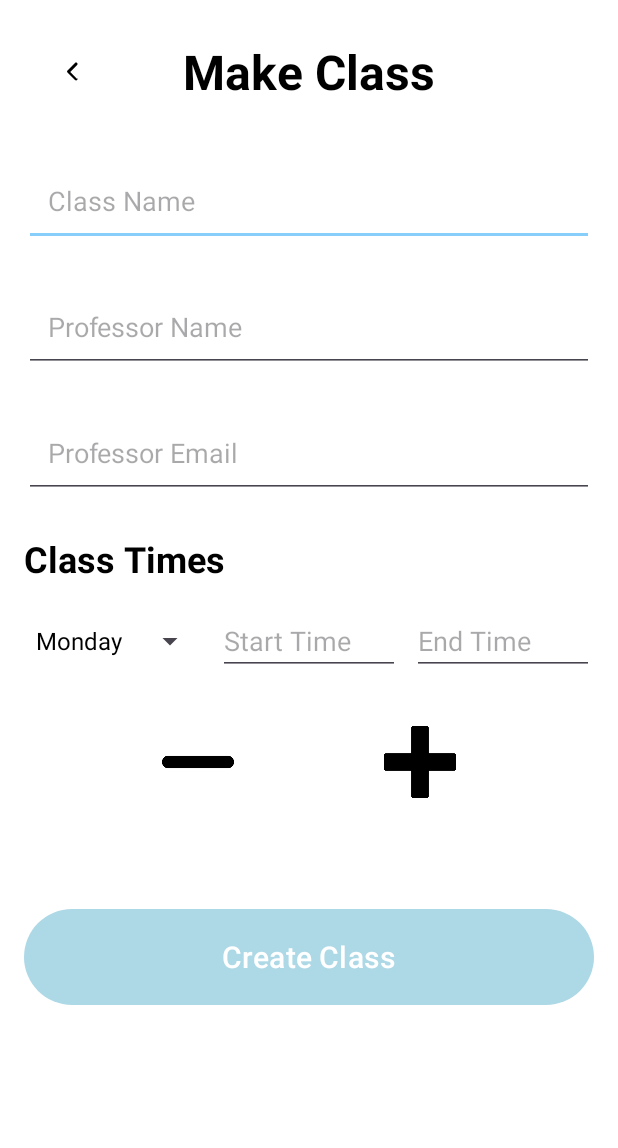
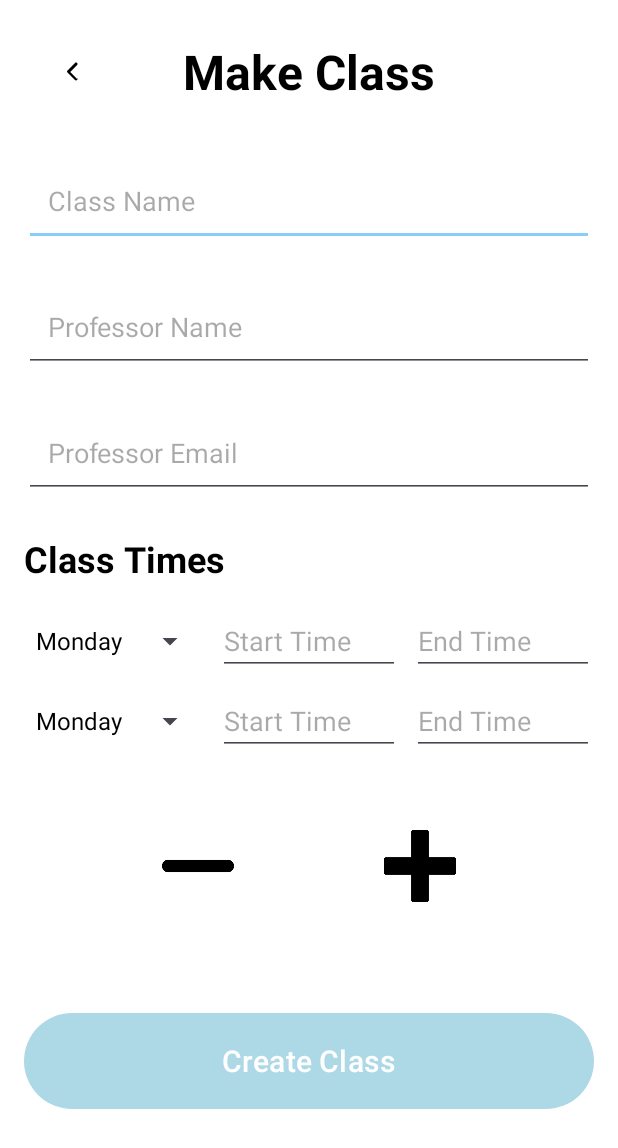
Before and after one commit to sdkier/LectureSphere, an Android app: the MakeClassActivity screen opened directly, with no data from a screen before it, on a phone screen of 412 x 824 dp. Shown: the top 1148 px of the screen. Run offline under Robolectric (Android 15) with nearby library versions, the phone set to English and light mode, and no system bars; our stand-ins replace Firebase (no records; nobody signed in at launch, a user with empty details on screens opened directly).

Commit message:
small changes to MakeClass to add more days and times

```diff
--- a/app/src/main/java/com/example/lecturesphere/ClassesActivity.kt
+++ b/app/src/main/java/com/example/lecturesphere/ClassesActivity.kt
@@ -22,6 +22,7 @@ class ClassesActivity : AppCompatActivity() {
         sharedPreferences = getSharedPreferences("classes_prefs", MODE_PRIVATE)
         classContainer = findViewById(R.id.class_container)
 
+        // Home Nav bar
         val btnHome = findViewById<ImageButton>(R.id.btn_home)
         btnHome.setOnClickListener {
             val intent = Intent(this, HomePageActivity::class.java)
@@ -29,13 +30,21 @@ class ClassesActivity : AppCompatActivity() {
             finish()
         }
 
+        // Class list nav bar
+        val classButton: ImageButton = findViewById(R.id.btn_classes)
+        classButton.setOnClickListener {
+            val intent = Intent(this, ClassesActivity::class.java)
+            startActivity(intent)
+        }
+
+        // Settings nav bar
         val settingsButton = findViewById<ImageButton>(R.id.btn_settings)
         settingsButton.setOnClickListener {
             val intent = Intent(this, SettingsActivity::class.java)
             startActivity(intent)
         }
 
-        // Load existing classes from SharedPreferences
+        // Load existing classes from firebase
         loadClasses()
 
         // Check if a new class was added
--- a/app/src/main/java/com/example/lecturesphere/MakeClassActivity.kt
+++ b/app/src/main/java/com/example/lecturesphere/MakeClassActivity.kt
@@ -3,6 +3,7 @@ package com.example.lecturesphere
 import android.content.Intent
 import android.os.Bundle
 import android.util.Log
+import android.view.LayoutInflater
 import android.widget.*
 import androidx.appcompat.app.AppCompatActivity
 import com.google.firebase.Firebase
@@ -10,6 +11,9 @@ import com.google.firebase.firestore.FieldValue
 import com.google.firebase.firestore.firestore
 
 class MakeClassActivity : AppCompatActivity() {
+    private lateinit var dynamicTimeContainer: LinearLayout
+    private lateinit var btnAddTime: ImageButton
+    private lateinit var btnRemoveTime: ImageButton
 
     override fun onCreate(savedInstanceState: Bundle?) {
         super.onCreate(savedInstanceState)
@@ -22,7 +26,28 @@ class MakeClassActivity : AppCompatActivity() {
 
         val btnCreateClass = findViewById<Button>(R.id.btn_create_class)
         val inputClassName = findViewById<EditText>(R.id.input_class_name)
+        dynamicTimeContainer = findViewById(R.id.dynamic_time_container)
+        btnAddTime = findViewById(R.id.btn_add_time)
+        btnRemoveTime = findViewById(R.id.btn_remove_time)
 
+        // Add initial time row
+        addTimeRow()
+
+        // adds more rows
+        btnAddTime.setOnClickListener {
+            addTimeRow()
+        }
+
+        // removes a rows
+        btnRemoveTime.setOnClickListener {
+            if (dynamicTimeContainer.childCount > 1) {
+                dynamicTimeContainer.removeViewAt(dynamicTimeContainer.childCount - 1)
+            } else {
+                Toast.makeText(this, "At least one time is required.", Toast.LENGTH_SHORT).show()
+            }
+        }
+
+        // Create the new class
         btnCreateClass.setOnClickListener {
             val className = inputClassName.text.toString().trim()
             if (className.isEmpty()) {
@@ -51,7 +76,12 @@ class MakeClassActivity : AppCompatActivity() {
             val intent = Intent(this, ClassesActivity::class.java)
             intent.putExtra("NEW_CLASS_NAME", className)
             startActivity(intent)
-            finish()
         }
     }
+
+    private fun addTimeRow() {
+        val inflater = LayoutInflater.from(this)
+        val timeRow = inflater.inflate(R.layout.time_row, dynamicTimeContainer, false)
+        dynamicTimeContainer.addView(timeRow)
+    }
 }
--- a/app/src/main/java/com/example/lecturesphere/SettingsActivity.kt
+++ b/app/src/main/java/com/example/lecturesphere/SettingsActivity.kt
@@ -13,16 +13,16 @@ import com.google.firebase.firestore.firestore
 
 class SettingsActivity : AppCompatActivity() {
 
-    private lateinit var sharedPreferences: SharedPreferences
+    //private lateinit var sharedPreferences: SharedPreferences
     private lateinit var spinnerClasses: Spinner
     private lateinit var adapter: ArrayAdapter<String>
 
     override fun onCreate(savedInstanceState: Bundle?) {
         super.onCreate(savedInstanceState)
         setContentView(R.layout.activity_settings)
+        //sharedPreferences = getSharedPreferences("classes_prefs", MODE_PRIVATE)
 
-        sharedPreferences = getSharedPreferences("classes_prefs", MODE_PRIVATE)
-
+        // Home button nav bar
         val btnHome = findViewById<ImageButton>(R.id.btn_home)
         btnHome.setOnClickListener {
             val intent = Intent(this, HomePageActivity::class.java)
@@ -30,18 +30,23 @@ class SettingsActivity : AppCompatActivity() {
             finish()
         }
 
+        // Class list nav bar
         val classButton: ImageButton = findViewById(R.id.btn_classes)
         classButton.setOnClickListener {
             val intent = Intent(this, ClassesActivity::class.java)
             startActivity(intent)
         }
 
+        // Chat room in nav bar
         val btnChat = findViewById<ImageButton>(R.id.btn_chat)
         btnChat.setOnClickListener {
             val intent = Intent(this, LectureChatroomActivity::class.java)
             startActivity(intent)
         }
 
+        // Below Nav Bar:
+
+        // Dark mode switch
         val switchDarkMode = findViewById<Switch>(R.id.switch_dark_mode)
         switchDarkMode.setOnCheckedChangeListener { _, isChecked ->
             if (isChecked) {
@@ -52,10 +57,10 @@ class SettingsActivity : AppCompatActivity() {
         }
 
         spinnerClasses = findViewById(R.id.spinner_classes)
-
-        // Load classes from SharedPreferences into the spinner
+        // Load classes from firebase into the spinner
         loadClassesIntoSpinner()
 
+        // Leave class from firebase
         val btnLeaveClass = findViewById<Button>(R.id.btn_leave_class)
         btnLeaveClass.setOnClickListener {
             val selectedClass = spinnerClasses.selectedItem?.toString()
@@ -67,12 +72,14 @@ class SettingsActivity : AppCompatActivity() {
             }
         }
 
+        // make class button starts new activity
         val btnMakeClass = findViewById<Button>(R.id.btn_make_class)
         btnMakeClass.setOnClickListener {
             val intent = Intent(this, MakeClassActivity::class.java)
             startActivity(intent)
         }
 
+        // sign out navigates to login
         val btnSignOut = findViewById<Button>(R.id.btn_sign_out)
         btnSignOut.setOnClickListener {
             showToast("Signed out successfully")
--- /dev/null
+++ b/app/src/main/res/layout/time_row.xml
@@ -0,0 +1,50 @@
+<?xml version="1.0" encoding="utf-8"?>
+<androidx.appcompat.widget.LinearLayoutCompat xmlns:android="http://schemas.android.com/apk/res/android"
+    android:layout_width="match_parent"
+    android:layout_height="match_parent">
+    <LinearLayout
+        android:id="@+id/dynamic_time_container"
+        android:layout_width="match_parent"
+        android:layout_height="wrap_content"
+        android:orientation="vertical"
+        android:layout_marginBottom="16dp">
+
+        <!-- Initial Day and Time Input Row -->
+        <LinearLayout
+            android:layout_width="match_parent"
+            android:layout_height="wrap_content"
+            android:orientation="horizontal"
+            android:gravity="center_vertical"
+            android:layout_marginBottom="8dp">
+
+            <!-- Day Spinner -->
+            <Spinner
+                android:id="@+id/spinner_day"
+                android:layout_width="0dp"
+                android:layout_height="wrap_content"
+                android:layout_weight="1"
+                android:entries="@array/days_of_week"
+                android:layout_marginEnd="8dp" />
+
+            <!-- Start Time Field -->
+            <EditText
+                android:id="@+id/input_start_time"
+                android:layout_width="0dp"
+                android:layout_height="wrap_content"
+                android:layout_weight="1"
+                android:hint="Start Time"
+                android:inputType="time"
+                android:layout_marginEnd="8dp" />
+
+            <!-- End Time Field -->
+            <EditText
+                android:id="@+id/input_end_time"
+                android:layout_width="0dp"
+                android:layout_height="wrap_content"
+                android:layout_weight="1"
+                android:hint="End Time"
+                android:inputType="time" />
+        </LinearLayout>
+    </LinearLayout>
+
+</androidx.appcompat.widget.LinearLayoutCompat>
```
